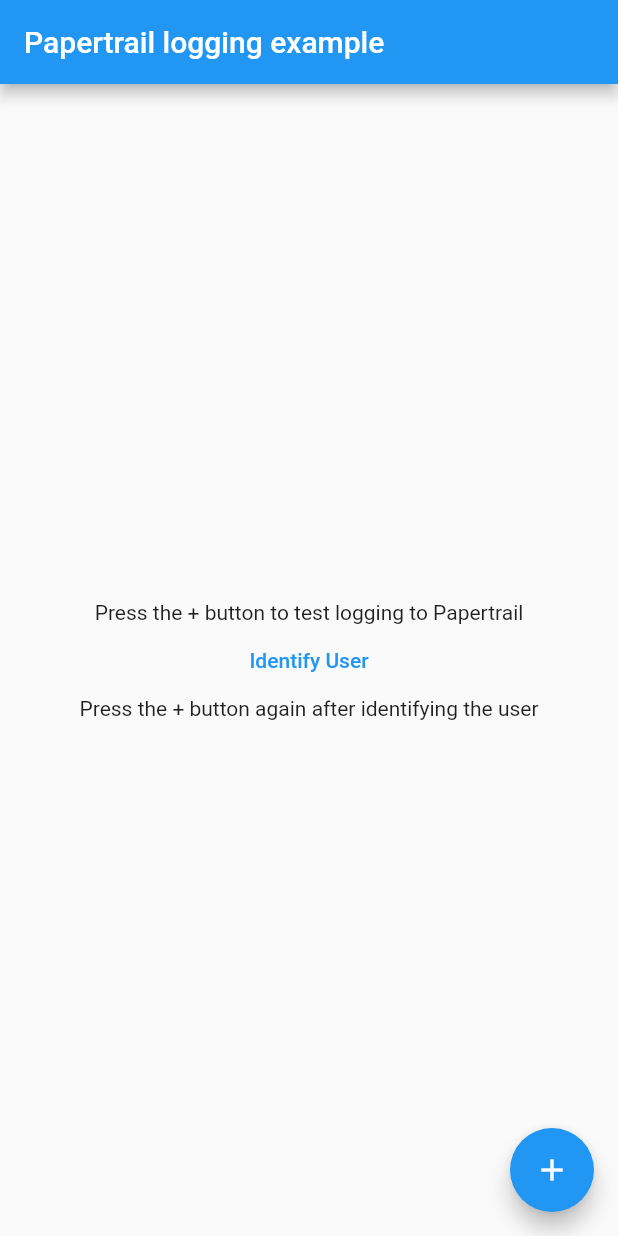
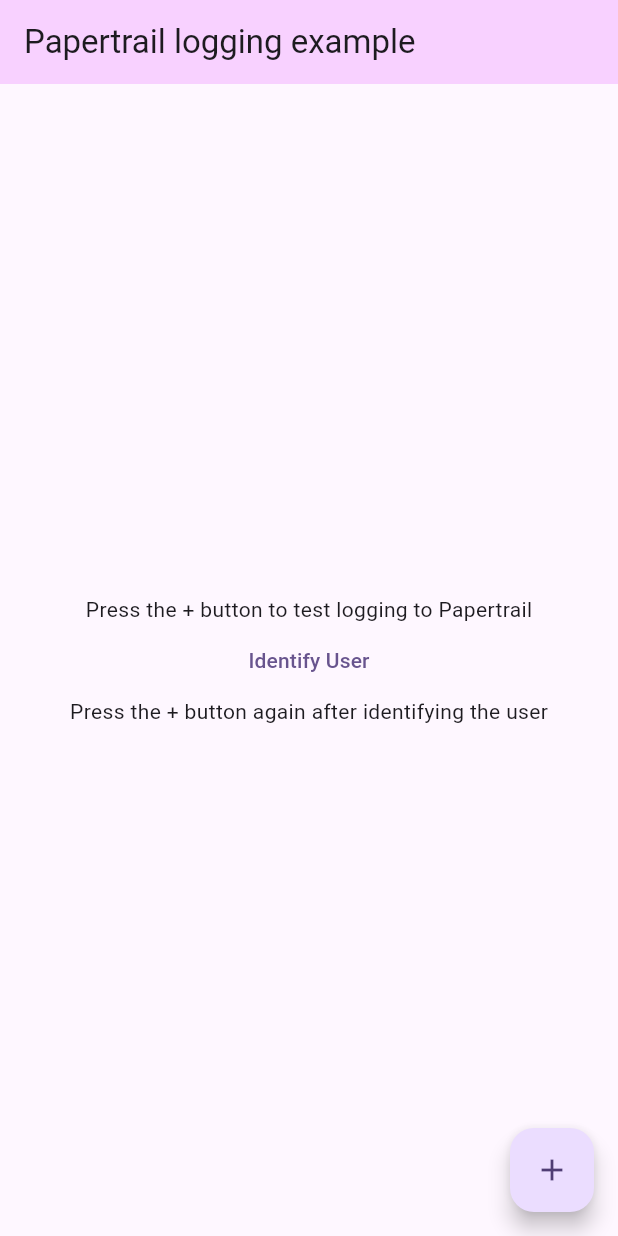
Before and after one commit to tareq-threls/flutter_papertrail_alt, a Flutter app: the screen it shows after launch, after a tap on "Identify User", on a phone screen of 412 x 824 dp. Run offline on Flutter 3.47's test engine with Material 2 defaults, Android fonts, the phone set to English and light mode, and no system bars.

Commit message:
example app updated

```diff
--- a/example/lib/main.dart
+++ b/example/lib/main.dart
@@ -1,11 +1,13 @@
 import 'package:flutter/material.dart';
 import 'package:flutter_papertrail_alt/flutter_papertrail_alt.dart';
 
-void main() => runApp(new MyApp());
+void main() => runApp(const MyApp());
 
 class MyApp extends StatefulWidget {
+  const MyApp({super.key});
+
   @override
-  _MyAppState createState() => new _MyAppState();
+  _MyAppState createState() => _MyAppState();
 }
 
 class _MyAppState extends State<MyApp> {
@@ -18,17 +20,21 @@ class _MyAppState extends State<MyApp> {
   // Platform messages are asynchronous, so we initialize in an async method.
   Future initPlatformState() async {
     return FlutterPaperTrailAlt.initLogger(
-        hostName: "logs.papertrailapp.com",
+        hostName: "logs2.papertrailapp.com",
         programName: "flutter-test-app",
-        port: 99999,
+        port: 47001,
         machineName: "Pixel 4 example app");
   }
 
   @override
   Widget build(BuildContext context) {
-    return new MaterialApp(
-      home: new Scaffold(
-        floatingActionButton: new FloatingActionButton(
+    return MaterialApp(
+      theme: ThemeData(
+        colorScheme: ColorScheme.fromSeed(seedColor: Colors.deepPurple),
+        useMaterial3: true,
+      ),
+      home: Scaffold(
+        floatingActionButton: FloatingActionButton(
           onPressed: () async {
             await FlutterPaperTrailAlt.logError(
                 "I love logging errors on paper trail");
@@ -42,21 +48,22 @@ class _MyAppState extends State<MyApp> {
           tooltip: 'Log to papertrail',
           child: const Icon(Icons.add),
         ),
-        appBar: new AppBar(
+        appBar: AppBar(
           title: const Text('Papertrail logging example'),
+          backgroundColor: Color.fromARGB(39, 212, 0, 255),
         ),
         body: Center(
           child: Column(
             mainAxisAlignment: MainAxisAlignment.center,
             children: <Widget>[
-              Text('Press the + button to test logging to Papertrail'),
+              const Text('Press the + button to test logging to Papertrail'),
               TextButton(
-                child: Text('Identify User'),
+                child: const Text('Identify User'),
                 onPressed: () {
                   FlutterPaperTrailAlt.setUserId("JohnDoe");
                 },
               ),
-              Text('Press the + button again after identifying the user'),
+              const Text('Press the + button again after identifying the user'),
             ],
           ),
         ),
```
Also changed, not shown: example/analysis_options.yaml (added, +28 -0 lines), example/pubspec.yaml (+43 -12 lines), example/pubspec.lock, 18 other files.
